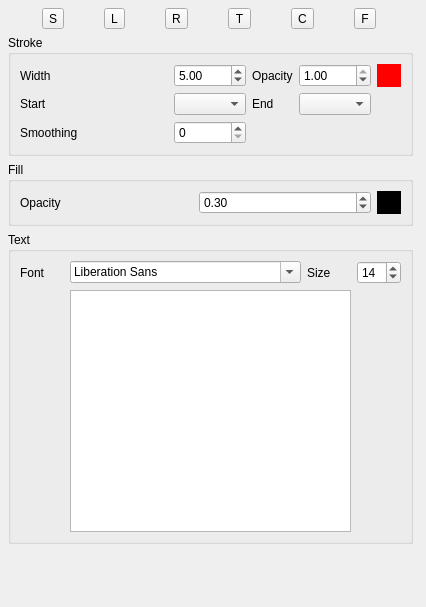
mswed/anny, file inspector.ui: the form before one commit.
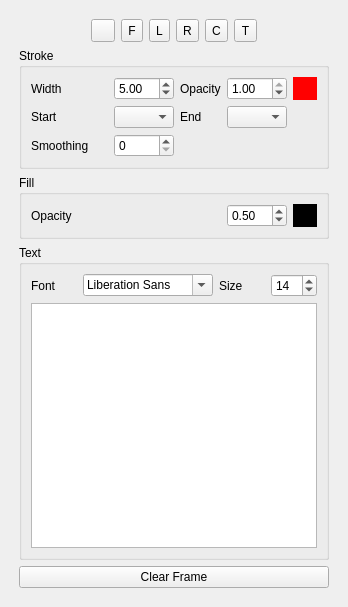
The form after the commit. Icons and pictures are not drawn. Custom widgets are drawn as their Qt base class.

Patch:
```diff
--- a/inspector.ui
+++ b/inspector.ui
@@ -6,22 +6,15 @@
    <rect>
     <x>0</x>
     <y>0</y>
-    <width>426</width>
+    <width>348</width>
     <height>607</height>
    </rect>
   </property>
   <property name="windowTitle">
    <string>Anny</string>
   </property>
-  <widget class="QWidget" name="verticalLayoutWidget">
-   <property name="geometry">
-    <rect>
-     <x>0</x>
-     <y>0</y>
-     <width>421</width>
-     <height>552</height>
-    </rect>
-   </property>
+  <layout class="QVBoxLayout" name="verticalLayout">
+   <item>
    <layout class="QVBoxLayout" name="mainLayout">
     <property name="leftMargin">
      <number>8</number>
@@ -37,18 +30,35 @@
     </property>
     <item>
      <layout class="QGridLayout" name="toolsLayout">
-      <item row="0" column="3">
-       <widget class="QToolButton" name="textBtn">
+       <item row="0" column="2">
+        <widget class="QToolButton" name="freeBtn">
+         <property name="maximumSize">
+          <size>
+           <width>28</width>
+           <height>28</height>
+          </size>
+         </property>
         <property name="text">
-         <string>T</string>
+          <string>F</string>
+         </property>
+         <property name="icon">
+          <iconset>
+           <normalon>:/icons/pen-solid-full.svg</normalon>
+          </iconset>
         </property>
         <property name="checkable">
          <bool>true</bool>
         </property>
        </widget>
       </item>
-      <item row="0" column="1">
+       <item row="0" column="3">
        <widget class="QToolButton" name="lineBtn">
+         <property name="maximumSize">
+          <size>
+           <width>28</width>
+           <height>28</height>
+          </size>
+         </property>
         <property name="text">
          <string>L</string>
         </property>
@@ -58,17 +68,34 @@
        </widget>
       </item>
       <item row="0" column="5">
-       <widget class="QToolButton" name="freeBtn">
+        <widget class="QToolButton" name="circleBtn">
+         <property name="maximumSize">
+          <size>
+           <width>28</width>
+           <height>28</height>
+          </size>
+         </property>
         <property name="text">
-         <string>F</string>
+          <string>C</string>
+         </property>
+         <property name="icon">
+          <iconset>
+           <normalon>:/icons/circle-regular-full.svg</normalon>
+          </iconset>
         </property>
         <property name="checkable">
          <bool>true</bool>
         </property>
        </widget>
       </item>
-      <item row="0" column="2">
+       <item row="0" column="4">
        <widget class="QToolButton" name="rectBtn">
+         <property name="maximumSize">
+          <size>
+           <width>28</width>
+           <height>28</height>
+          </size>
+         </property>
         <property name="text">
          <string>R</string>
         </property>
@@ -77,26 +104,74 @@
         </property>
        </widget>
       </item>
-      <item row="0" column="0">
+       <item row="0" column="1">
        <widget class="QToolButton" name="selectBtn">
+         <property name="maximumSize">
+          <size>
+           <width>28</width>
+           <height>28</height>
+          </size>
+         </property>
         <property name="text">
-         <string>S</string>
-        </property>
+          <string/>
+         </property>
+         <property name="icon">
+          <iconset>
+           <normalon>:/icons/arrow-pointer-solid-full.svg</normalon>
+          </iconset>
+         </property>
         <property name="checkable">
          <bool>true</bool>
         </property>
        </widget>
       </item>
-      <item row="0" column="4">
-       <widget class="QToolButton" name="circleBtn">
+       <item row="0" column="7">
+        <spacer name="horizontalSpacer">
+         <property name="orientation">
+          <enum>Qt::Horizontal</enum>
+         </property>
+         <property name="sizeHint" stdset="0">
+          <size>
+           <width>40</width>
+           <height>20</height>
+          </size>
+         </property>
+        </spacer>
+       </item>
+       <item row="0" column="6">
+        <widget class="QToolButton" name="textBtn">
+         <property name="maximumSize">
+          <size>
+           <width>28</width>
+           <height>28</height>
+          </size>
+         </property>
         <property name="text">
-         <string>C</string>
-        </property>
+          <string>T</string>
+         </property>
+         <property name="icon">
+          <iconset>
+           <normalon>:/icons/font-solid-full.svg</normalon>
+          </iconset>
+         </property>
         <property name="checkable">
          <bool>true</bool>
         </property>
        </widget>
       </item>
+       <item row="0" column="0">
+        <spacer name="horizontalSpacer_2">
+         <property name="orientation">
+          <enum>Qt::Horizontal</enum>
+         </property>
+         <property name="sizeHint" stdset="0">
+          <size>
+           <width>40</width>
+           <height>20</height>
+          </size>
+         </property>
+        </spacer>
+       </item>
      </layout>
     </item>
     <item>
@@ -110,6 +185,12 @@
       <layout class="QGridLayout" name="gridLayout_4" columnstretch="1,0,0,0,0">
        <item row="0" column="1">
         <widget class="QDoubleSpinBox" name="strokeWidthField">
+          <property name="maximumSize">
+           <size>
+            <width>60</width>
+            <height>16777215</height>
+           </size>
+          </property>
          <property name="minimum">
           <double>0.100000000000000</double>
          </property>
@@ -152,6 +233,12 @@
        </item>
        <item row="0" column="3">
         <widget class="QDoubleSpinBox" name="strokeOpacityField">
+          <property name="maximumSize">
+           <size>
+            <width>60</width>
+            <height>16777215</height>
+           </size>
+          </property>
          <property name="maximum">
           <double>1.000000000000000</double>
          </property>
@@ -165,6 +252,12 @@
        </item>
        <item row="1" column="1">
         <widget class="QComboBox" name="startCapCb">
+          <property name="maximumSize">
+           <size>
+            <width>60</width>
+            <height>16777215</height>
+           </size>
+          </property>
          <property name="toolTip">
           <string extracomment="Set the start of the line to an arrow, a circle or a tick"/>
          </property>
@@ -172,6 +265,12 @@
        </item>
        <item row="1" column="3">
         <widget class="QComboBox" name="endCapCb">
+          <property name="maximumSize">
+           <size>
+            <width>60</width>
+            <height>16777215</height>
+           </size>
+          </property>
          <property name="toolTip">
           <string extracomment="Set the end of the line to an arrow, a circle or a tick"/>
          </property>
@@ -207,6 +306,12 @@
        </item>
        <item row="2" column="1">
         <widget class="QSpinBox" name="strokeSmoothingField">
+          <property name="maximumSize">
+           <size>
+            <width>60</width>
+            <height>16777215</height>
+           </size>
+          </property>
          <property name="toolTip">
           <string extracomment="Smooth a free hand drawn curve"/>
          </property>
@@ -233,6 +338,12 @@
        </item>
        <item row="0" column="1">
         <widget class="QDoubleSpinBox" name="fillOpacityField">
+          <property name="maximumSize">
+           <size>
+            <width>60</width>
+            <height>16777215</height>
+           </size>
+          </property>
          <property name="maximum">
           <double>1.000000000000000</double>
          </property>
@@ -240,7 +351,7 @@
           <double>0.100000000000000</double>
          </property>
          <property name="value">
-          <double>0.300000000000000</double>
+           <double>0.500000000000000</double>
          </property>
         </widget>
        </item>
@@ -279,7 +390,14 @@
       </property>
       <layout class="QGridLayout" name="gridLayout_2">
        <item row="0" column="1">
-        <widget class="QFontComboBox" name="fontCb"/>
+         <widget class="QFontComboBox" name="fontCb">
+          <property name="maximumSize">
+           <size>
+            <width>130</width>
+            <height>16777215</height>
+           </size>
+          </property>
+         </widget>
        </item>
        <item row="0" column="0">
         <widget class="QLabel" name="fontLabel">
@@ -295,15 +413,14 @@
          </property>
         </widget>
        </item>
-       <item row="1" column="1" colspan="2">
-        <widget class="TextEditWithCommit" name="textField">
-         <property name="lineWrapColumnOrWidth">
-          <number>0</number>
-         </property>
-        </widget>
-       </item>
        <item row="0" column="3">
         <widget class="QSpinBox" name="fontSizeField">
+          <property name="maximumSize">
+           <size>
+            <width>60</width>
+            <height>16777215</height>
+           </size>
+          </property>
          <property name="minimum">
           <number>1</number>
          </property>
@@ -312,11 +429,26 @@
          </property>
         </widget>
        </item>
-      </layout>
+        <item row="1" column="0" colspan="4">
+         <widget class="TextEditWithCommit" name="textField">
+          <property name="lineWrapColumnOrWidth">
+           <number>0</number>
+          </property>
      </widget>
     </item>
    </layout>
   </widget>
+     </item>
+     <item>
+      <widget class="QPushButton" name="clearFrameBtn">
+       <property name="text">
+        <string>Clear Frame</string>
+       </property>
+      </widget>
+     </item>
+    </layout>
+   </item>
+  </layout>
  </widget>
  <customwidgets>
   <customwidget>
```
Left out of the diff: 14 changed lines with no effect on the pictures. Lines whose indentation alone changed are shown as unchanged.
